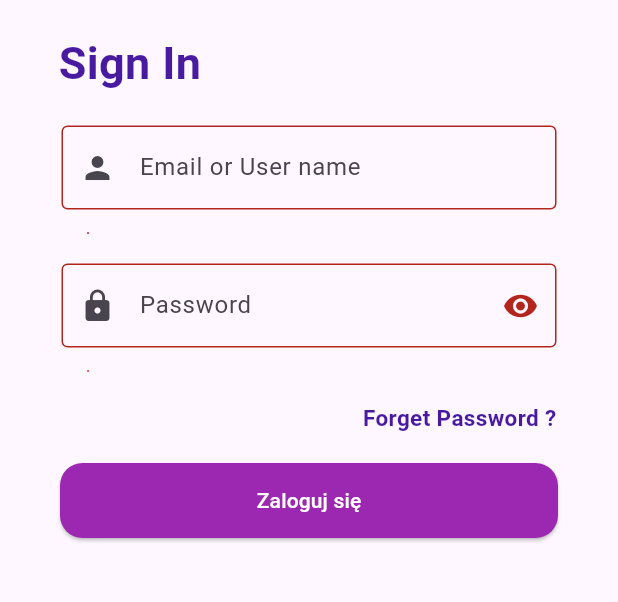
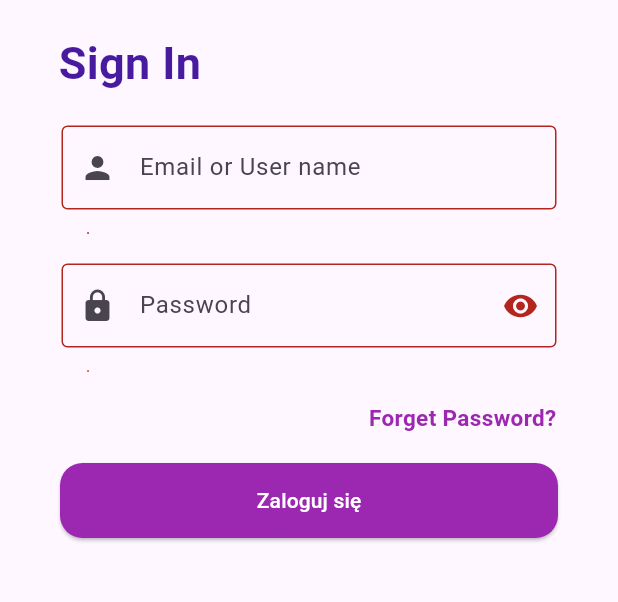
Before and after one commit to dsw55357/flutter, a Flutter app: the screen it shows after launch, on a phone screen of 412 x 824 dp, the part 371-973 px from its top. Run offline on Flutter 3.47's test engine with Material 3 defaults, Android fonts, the phone set to English and light mode, and no system bars; our stand-ins replace shared_preferences.

Commit message:
LoginButton class wiget added

```diff
--- a/cba2_55357/lib/view/login/login_view.dart
+++ b/cba2_55357/lib/view/login/login_view.dart
@@ -224,7 +224,7 @@ class _LoginViewState extends State<LoginView> {
                   onToggleVisibility: _togglePasswordVisibility,
                 ),
 
-
+/*
                 Align(
                   alignment: Alignment.centerRight,
                   child: Padding(
@@ -237,7 +237,17 @@ class _LoginViewState extends State<LoginView> {
                         )),
                   ),
                 ),
-
+ */
+                ForgetPasswordText(
+                  onTap: () {
+                    print('Navigate to reset password screen');
+                    Navigator.push(
+                      context,
+                      MaterialPageRoute(builder: (context) => RegisterView()),
+                    );
+                  },
+                ),
+/*
                 Center(
                   child: Padding(
                     padding: const EdgeInsets.only(left: 20, right: 20, top: 20),
@@ -259,6 +269,12 @@ class _LoginViewState extends State<LoginView> {
                     ),
                   ),
                 ),
+                */
+                LoginButton(
+                  text: 'Zaloguj się',
+                  onPressed: _validateOnSubmit,
+                ),
+
               ],
             ),
           ),
--- a/cba2_55357/lib/view/widgets/basic_text_form_field.dart
+++ b/cba2_55357/lib/view/widgets/basic_text_form_field.dart
@@ -112,3 +112,81 @@ class PasswordInputField extends StatelessWidget {
     );
   }
 }
+
+class ForgetPasswordText extends StatelessWidget {
+  final String text;
+  final TextStyle? style;
+  final VoidCallback? onTap;
+
+  const ForgetPasswordText({
+    Key? key,
+    this.text = 'Forget Password?',
+    this.style,
+    this.onTap,
+  }) : super(key: key);
+
+  @override
+  Widget build(BuildContext context) {
+    return Align(
+      alignment: Alignment.centerRight,
+      child: Padding(
+        padding: const EdgeInsets.only(right: 21.0, top: 16),
+        child: GestureDetector(
+          onTap: onTap,
+          child: Text(
+            text,
+            style: style ??
+                TextStyle(
+                  fontSize: 15,
+                  fontWeight: FontWeight.w700,
+                  color: Colors.purple, // Możesz dostosować kolor
+                ),
+          ),
+        ),
+      ),
+    );
+  }
+}
+
+
+class LoginButton extends StatelessWidget {
+  final String text;
+  final VoidCallback onPressed;
+  final Color backgroundColor;
+  final Color textColor;
+  final double borderRadius;
+  final Size minimumSize;
+
+  const LoginButton({
+    Key? key,
+    required this.text,
+    required this.onPressed,
+    this.backgroundColor = Colors.purple,
+    this.textColor = Colors.white,
+    this.borderRadius = 15.0,
+    this.minimumSize = const Size(390, 50),
+  }) : super(key: key);
+
+  @override
+  Widget build(BuildContext context) {
+    return Center(
+      child: Padding(
+        padding: const EdgeInsets.only(left: 20, right: 20, top: 20),
+        child: ElevatedButton(
+          style: ElevatedButton.styleFrom(
+            backgroundColor: backgroundColor,
+            minimumSize: minimumSize,
+            shape: RoundedRectangleBorder(
+              borderRadius: BorderRadius.circular(borderRadius),
+            ),
+          ),
+          onPressed: onPressed,
+          child: Text(
+            text,
+            style: TextStyle(color: textColor),
+          ),
+        ),
+      ),
+    );
+  }
+}
```
